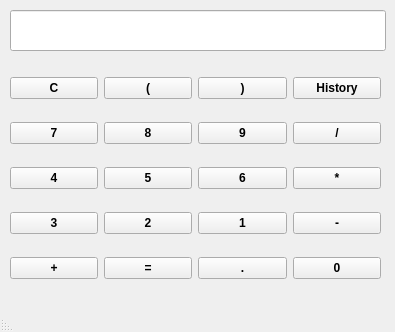
Before: the Qt Designer form mainwindow.ui in TanmayDaga/Qt-Calulator, drawn with Qt 5.
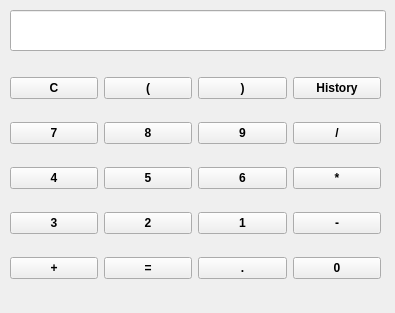
After: the same form once the commit is applied. Icons and pictures are not drawn.

```diff
--- a/mainwindow.ui
+++ b/mainwindow.ui
@@ -7,7 +7,7 @@
     <x>0</x>
     <y>0</y>
     <width>395</width>
-    <height>332</height>
+    <height>313</height>
    </rect>
   </property>
   <property name="font">
@@ -222,7 +222,6 @@
     </layout>
    </widget>
   </widget>
-  <widget class="QStatusBar" name="statusbar"/>
  </widget>
  <resources/>
  <connections/>
```
Left out of the diff: 7 changed lines with no effect on the pictures.
